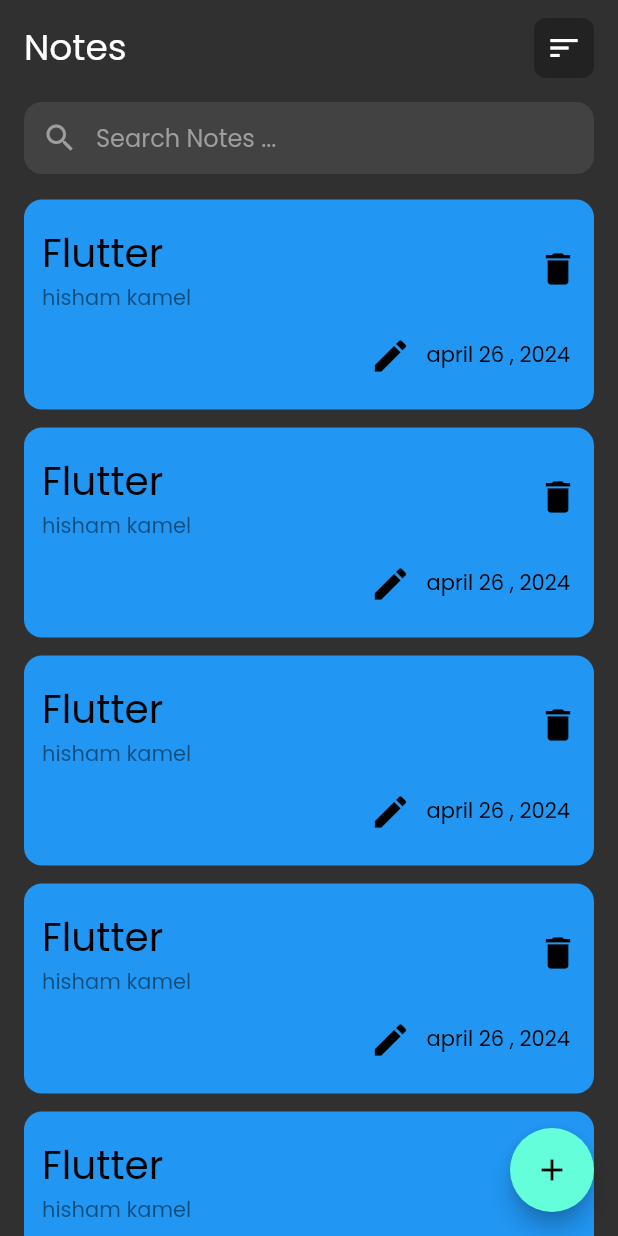
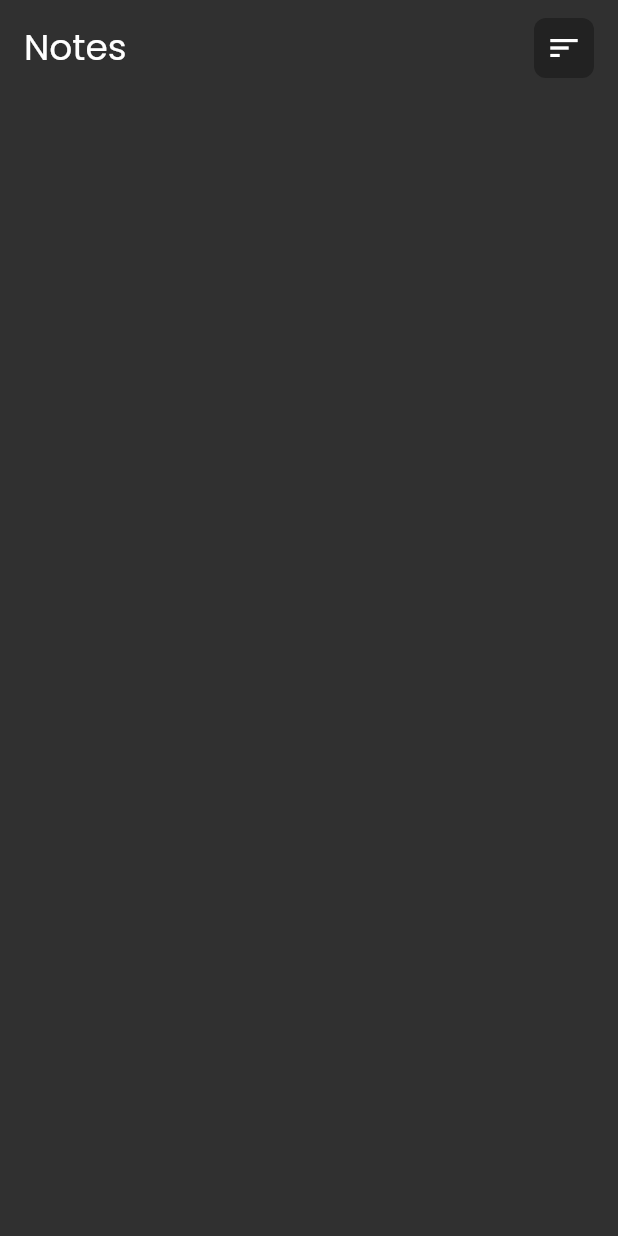
Before and after one commit to Hishamk99/my-notes, a Flutter app: the screen it shows after launch, after a tap on the "edit" icon, on a phone screen of 412 x 824 dp. Run offline on Flutter 3.47's test engine with Material 3 defaults, Android fonts, the phone set to English and light mode, and no system bars.

Commit message:
create edit view body

```diff
--- a/lib/main.dart
+++ b/lib/main.dart
@@ -1,4 +1,5 @@
 import 'package:flutter/material.dart';
+import 'package:my_notes/screen/edit_view.dart';
 import 'package:my_notes/screen/home_page.dart';
 
 void main() {
@@ -19,6 +20,7 @@ class MyNote extends StatelessWidget {
       debugShowCheckedModeBanner: false,
       routes: {
         NotesPage.id: (context) => const NotesPage(),
+        EditPage.id: (context) => const EditPage(),
       },
       initialRoute: NotesPage.id,
     );
--- /dev/null
+++ b/lib/screen/edit_view.dart
@@ -0,0 +1,13 @@
+import 'package:flutter/material.dart';
+import 'package:my_notes/widgets/edit_view_body.dart';
+
+class EditPage extends StatelessWidget {
+  const EditPage({super.key});
+
+  static String id = 'Edit';
+
+  @override
+  Widget build(BuildContext context) {
+    return const EditViewBody();
+  }
+}
--- a/lib/widgets/custom_app_bar.dart
+++ b/lib/widgets/custom_app_bar.dart
@@ -3,8 +3,9 @@ import 'package:flutter/material.dart';
 class CustomAppBar extends StatelessWidget {
   const CustomAppBar({
     super.key,
+    required this.icon,
   });
-
+  final IconData icon;
   @override
   Widget build(BuildContext context) {
     return Row(
@@ -24,8 +25,8 @@ class CustomAppBar extends StatelessWidget {
           child: Center(
             child: IconButton(
               onPressed: () {},
-              icon: const Icon(
-                Icons.sort,
+              icon: Icon(
+                icon,
               ),
             ),
           ),
--- a/lib/widgets/custom_botton.dart
+++ b/lib/widgets/custom_botton.dart
@@ -12,7 +12,7 @@ class CuttomButton extends StatelessWidget {
       onTap: onTap,
       child: Container(
         height: 40,
-        width: double.infinity,
+        width: MediaQuery.of(context).size.width,
         decoration: BoxDecoration(
           color: Colors.blue,
           borderRadius: BorderRadius.circular(12),
--- a/lib/widgets/custom_icon_button.dart
+++ b/lib/widgets/custom_icon_button.dart
@@ -4,7 +4,9 @@ class CustomIconButton extends StatelessWidget {
   const CustomIconButton({
     super.key,
     required this.icon,
+    required this.onPressed,
   });
+  final void Function()? onPressed;
 
   final IconData icon;
 
@@ -12,7 +14,7 @@ class CustomIconButton extends StatelessWidget {
   Widget build(BuildContext context) {
     return IconButton(
       padding: EdgeInsets.zero,
-      onPressed: () {},
+      onPressed: onPressed,
       icon: Icon(
         icon,
         color: Colors.black,
--- /dev/null
+++ b/lib/widgets/edit_view_body.dart
@@ -0,0 +1,30 @@
+import 'package:flutter/material.dart';
+
+import 'custom_app_bar.dart';
+
+class EditViewBody extends StatelessWidget {
+  const EditViewBody({
+    super.key,
+  });
+
+  @override
+  Widget build(BuildContext context) {
+    return const SafeArea(
+      child: Scaffold(
+        body: Padding(
+          padding: EdgeInsets.symmetric(horizontal: 16),
+          child: Column(
+            children: [
+              SizedBox(
+                height: 12,
+              ),
+              CustomAppBar(
+                icon: Icons.sort,
+              ),
+            ],
+          ),
+        ),
+      ),
+    );
+  }
+}
--- a/lib/widgets/note_item.dart
+++ b/lib/widgets/note_item.dart
@@ -1,4 +1,5 @@
 import 'package:flutter/material.dart';
+import 'package:my_notes/screen/edit_view.dart';
 
 import 'custom_icon_button.dart';
 
@@ -32,7 +33,8 @@ class NoteItem extends StatelessWidget {
                   color: Colors.black.withOpacity(.5),
                 ),
               ),
-              trailing: const CustomIconButton(
+              trailing: CustomIconButton(
+                onPressed: () {},
                 icon: Icons.delete,
               ),
             ),
@@ -41,11 +43,11 @@ class NoteItem extends StatelessWidget {
               child: Row(
                 mainAxisAlignment: MainAxisAlignment.end,
                 children: [
-                  IconButton(
-                    onPressed: () {},
-                    icon: const CustomIconButton(
-                      icon: Icons.edit,
-                    ),
+                  CustomIconButton(
+                    onPressed: () {
+                      Navigator.pushNamed(context, EditPage.id);
+                    },
+                    icon: Icons.edit,
                   ),
                   const Text(
                     'april 26 , 2024',
--- a/lib/widgets/notes_view_body.dart
+++ b/lib/widgets/notes_view_body.dart
@@ -1,5 +1,4 @@
 import 'package:flutter/material.dart';
-import 'package:flutter/widgets.dart';
 import 'package:my_notes/widgets/custom_app_bar.dart';
 import 'custom_search_text_field.dart';
 import 'items_list_view.dart';
@@ -16,7 +15,9 @@ class NotesViewBody extends StatelessWidget {
           SizedBox(
             height: 12,
           ),
-          CustomAppBar(),
+          CustomAppBar(
+            icon: Icons.sort,
+          ),
           SizedBox(
             height: 16,
           ),
```
Also changed, not shown: lib/widgets/add_note_buttom_sheet.dart (+11 -6 lines).
